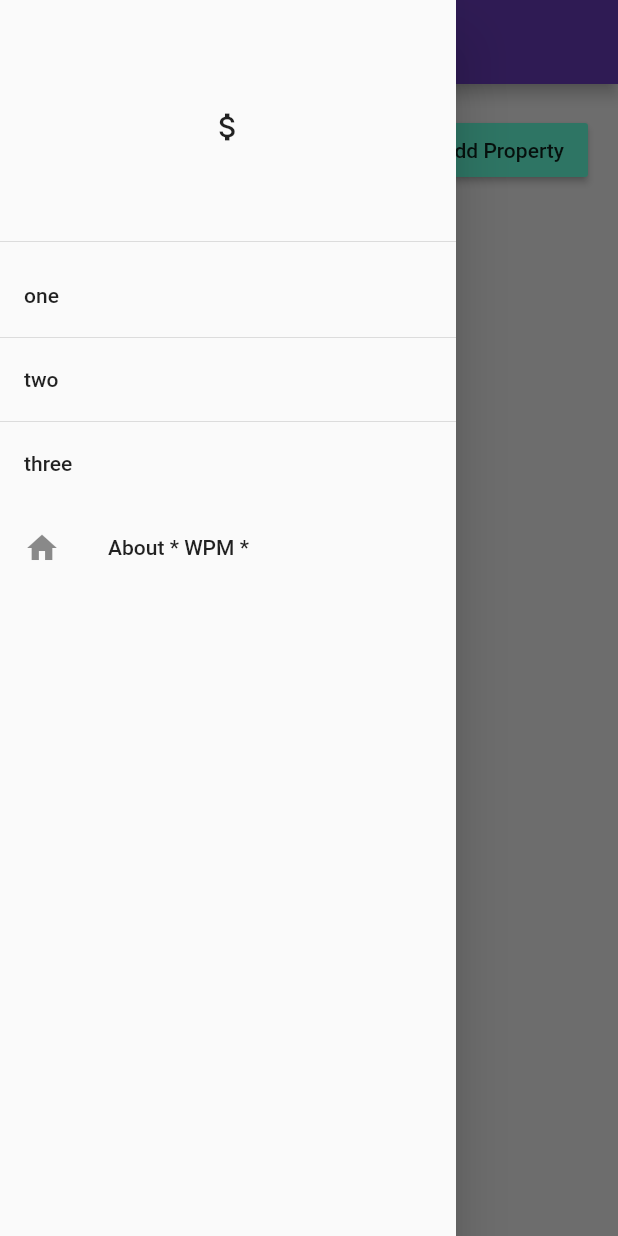
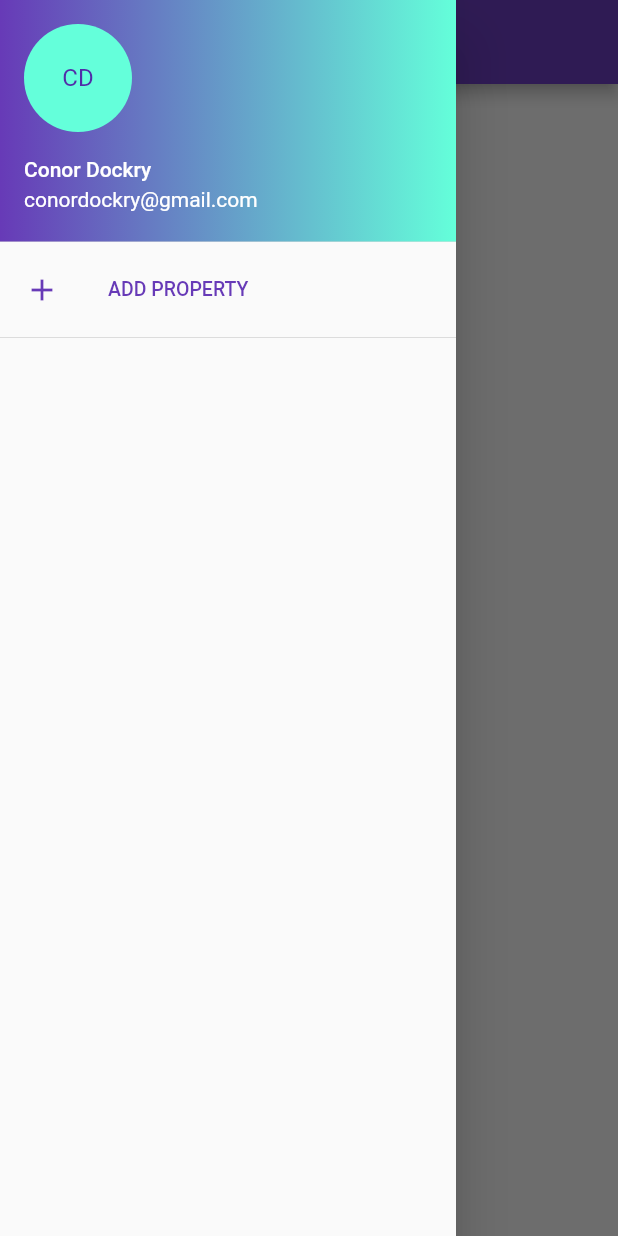
Before and after one commit to cdock1029/wpm-flutter, a Flutter app: the screen it shows after launch, with the side drawer open, on a phone screen of 412 x 824 dp. Run offline on Flutter 3.47's test engine with Material 2 defaults, Android fonts, the phone set to English and light mode, and no system bars; our stand-ins replace cloud_firestore, rxdart; missing offline and left inert: flutter_stream_friends; accounts and stored records are empty; statements that could not run were skipped.

Commit message:
show property list, 'add new' in drawer. navigate accordingly

```diff
--- a/lib/add_property.dart
+++ b/lib/add_property.dart
@@ -24,7 +24,11 @@ class _AddPropertyState extends State<AddProperty> {
   }
 
   @override
-  Widget build(BuildContext context) => new Padding(
+  Widget build(BuildContext context) => new Scaffold(
+        appBar: new AppBar(title: const Text('Add Property')),
+        body: new Column(
+          children: <Widget>[
+            new Padding(
               padding: const EdgeInsets.all(16.0),
               child: new Row(
                 mainAxisAlignment: MainAxisAlignment.spaceAround,
@@ -34,17 +38,20 @@ class _AddPropertyState extends State<AddProperty> {
                       keyboardType: TextInputType.text,
                       controller: _controller,
                       onSubmitted: (_) => _addPropertyAsync(),
-                decoration:
-                    const InputDecoration(hintText: 'Enter property name'),
+                      decoration: const InputDecoration(
+                          hintText: 'Enter property name'),
                     ),
                   ),
-            new Padding(
+                  /*new Padding(
                     padding: const EdgeInsets.fromLTRB(16.0, 4.0, 4.0, 4.0),
                     child: new RaisedButton(
                       color: Theme.of(context).accentColor,
                       onPressed: _addPropertyAsync,
                       child: const Text('Add Property'),
                     ),
+                  ),*/
+                ],
+              ),
             ),
           ],
         ),
--- a/lib/app_state.dart
+++ b/lib/app_state.dart
@@ -17,6 +17,7 @@ class ContextGetter {
 class AppState extends Stream<AppModel> {
   static final Stream<List<Property>> _propertiesStream = Firestore.instance
       .collection('properties')
+      .orderBy('name')
       .snapshots
       .map((QuerySnapshot querySnap) => querySnap.documents)
       .map((List<DocumentSnapshot> docList) => docList
@@ -110,9 +111,10 @@ class PropertyStreamCallback extends ValueStreamCallback<Property> {
   @override
   void call(Property p) {
     streamController.add(p);
-    Navigator.pushNamed(getContext(), propDetailRoute).then((_) {
+    // TODO get rid of navigating in here ?
+    /* Navigator.pushNamed(getContext(), propDetailRoute).then((_) {
       // streamController.add(p);
-    });
+    });*/
     // TODO when hitting back button.. "selected property" is still chosen..
   }
 }
--- a/lib/main.dart
+++ b/lib/main.dart
@@ -1,5 +1,6 @@
 
 import 'package:flutter/material.dart';
+import 'package:wpm/add_property.dart';
 import 'package:wpm/app_state.dart';
 import 'package:wpm/property_detail.dart';
 import 'package:wpm/property_list.dart';
@@ -53,17 +54,16 @@ class WPMAppState extends State<WPMApp> {
             appBar: new AppBar(
               title: const Text('WPM ??'),
             ),
-            drawer: const WPMDrawerView(),
+            drawer: new WPMDrawerView(appState),
             body: new Builder(
               builder: (BuildContext ctx) {
                 contextGetter.context = ctx;
-                return new PropertyListContainer(model: model);
+                return new PropertyDetail(appState: appState);
               },
             ),
           ),
           routes: <String, WidgetBuilder>{
-            '/property_detail': (BuildContext context) =>
-                new PropertyDetail(appState: appState),
+            '/add_property': (BuildContext context) => new AddProperty(),
           },
         );
       });
--- a/lib/models.dart
+++ b/lib/models.dart
@@ -25,6 +25,14 @@ abstract class Model {
                   docSnapList.map((DocumentSnapshot snap) => snap))
               .map((DocumentSnapshot snap) => instanceCall(snap))
               .toList();
+
+  // TODO good enough?
+  @override
+  bool operator ==(Object other) => identical(this, other) || other is Model && other.id == id;
+
+  @override
+  int get hashCode => id.hashCode;
+
 }
 
 class Property extends Model {
--- a/lib/property_detail.dart
+++ b/lib/property_detail.dart
@@ -4,8 +4,8 @@ import 'package:wpm/app_state.dart';
 import 'package:wpm/unit.dart';
 
 class PropertyDetail extends StatelessWidget {
+  final AppState appState;
 
-  final AppState appState;
   const PropertyDetail({this.appState, Key key}) : super(key: key);
 
   @override
@@ -17,36 +17,43 @@ class PropertyDetail extends StatelessWidget {
         BuildContext context,
         AsyncSnapshot<AppModel> appSnap,
       ) {
-        Widget content;
         final AppModel model = appSnap.data;
-        if (appSnap.data == null) {
-          content = new Container();
+
+        String _titleText, _subTitleText;
+        MainAxisAlignment _align;
+        if (model?.selectedProperty?.name != null) {
+          _titleText = model?.selectedProperty?.name;
+          _subTitleText = 'Unit count: ${model.selectedProperty.unitCount}';
+          _align = MainAxisAlignment.start;
         } else {
-          content = new UnitListView(property: model.selectedProperty, stream: model.selectedProperty.unitsRef?.snapshots);
+          _titleText = '↑ Select a Property what?';
+          _subTitleText = '';
+          _align = MainAxisAlignment.center;
         }
-        final Text headingText = new Text(
-          model?.selectedProperty?.name ?? 'Select a Property',
-          style: textTheme.headline,
-        );
+        final Text title = new Text(_titleText, style: textTheme.headline);
+        final Text subTitle = new Text(_subTitleText, style: textTheme.subhead);
+
+        final List<Widget> _children = <Widget>[
+          title,
+          subTitle,
+        ];
+
+        if (model != null) {
+          _children.add(
+            new Expanded(
+                child: new UnitListView(
+                    property: model.selectedProperty,
+                    stream: model.selectedProperty?.unitsRef?.snapshots)),
+          );
+        }
+
         return new Scaffold(
           key: const Key('property_detail'),
-          appBar: new AppBar(
+          /*appBar: new AppBar(
             key: const Key('property_detail_app_bar'),
-          ),
-          body: new Column(
-            mainAxisAlignment: MainAxisAlignment.start,
-            children: <Widget>[
-              headingText,
-              //new RaisedButton(onPressed: () => model.onSelectProperty())
-              new Text(
-                model?.selectedProperty?.name != null
-                    ? 'Unit count: ${model.selectedProperty.unitCount}'
-                    : '',
-                style: textTheme.subhead,
-              ),
-              new Expanded(child: content),
-            ],
-          ),
+          ),*/
+          // TODO fix alignment and such..
+          body: new Column(mainAxisAlignment: _align, children: _children),
         );
       },
     );
--- a/lib/wpm_drawer.dart
+++ b/lib/wpm_drawer.dart
@@ -1,4 +1,6 @@
 import 'package:flutter/material.dart';
+import 'package:wpm/app_state.dart';
+import 'package:wpm/models.dart';
 
 //class WPMDrawerContainer extends StatefulWidget {
 //  @override
@@ -10,42 +12,76 @@ import 'package:flutter/material.dart';
 //}
 
 class WPMDrawerView extends StatelessWidget {
-  static const List<String> _items = const <String>['one', 'two', 'three'];
+  final AppState appState;
 
-  const WPMDrawerView({
-    Key key,
+  // final Widget _header = const DrawerHeader(child: const Text('Drawer Header'));
 
-  }) : super(key: key);
-
-  List<Widget> _children(BuildContext context) => <List<Widget>>[
-    <Widget>[
-      const DrawerHeader(
-        child: const Center(
-          child: const Icon(Icons.attach_money),
-        ),
-      ),
-    ],
-    ListTile
-        .divideTiles(
-      context: context,
-      tiles: _items
-          .map<Widget>((String item) => new ListTile(
-        title: new Text(item),
-      ))
-          .toList(),
-    )
-        .toList(),
-    <Widget>[
-      const AboutListTile(
-        icon: const Icon(Icons.home),
-      ),
-    ],
-  ].expand((List<Widget> list) => list).toList();
+  const WPMDrawerView(this.appState);
 
   @override
-  Widget build(BuildContext context) => new Drawer(
-    child: new ListView(
-      children: _children(context),
-    ),
-  );
+  Widget build(BuildContext context) => new StreamBuilder<AppModel>(
+        stream: appState,
+        initialData: new AppModel.initial(),
+        builder: (
+          BuildContext context,
+          AsyncSnapshot<AppModel> snap,
+        ) =>
+            new Drawer(
+              child: new ListView.builder(
+                  itemCount: snap.data.properties.length + 3, // items + header + Add Property + Divider
+                  itemBuilder: (BuildContext ctx, int index) {
+                    /* DRAWER HEADER index: 0 */
+                    if (index == 0) {
+                      return new UserAccountsDrawerHeader(
+                        accountName: const Text('Conor Dockry'),
+                        accountEmail: const Text('conordockry@gmail.com'),
+                        currentAccountPicture: new CircleAvatar(
+                          backgroundColor: Theme.of(context).accentColor,
+                          child: new Text('cd'.toUpperCase()),
+                        ),
+                        decoration: new BoxDecoration(
+                          gradient: new LinearGradient(
+                            colors: <Color>[
+                              Theme.of(ctx).primaryColor,
+                              Theme.of(ctx).accentColor,
+                            ],
+                          ),
+                        ),
+                      );
+                    }
+                    /* ADD PROPERTY TILE */
+                    if (index == 1) {
+                      return new ListTile(
+                        key: const Key('add_new'),
+                        dense: true,
+                        leading: const Icon(Icons.add),
+                        selected: true,
+                        title: const Text('ADD PROPERTY'),
+                        onTap: () {
+                          Navigator.pushNamed(ctx, '/add_property');
+                        },
+                      );
+                    }
+                    /* DIVIDER */
+                    if (index == 2) {
+                      return const Divider();
+                    }
+                    final Property property = snap.data.properties[index - 3];
+                    return new ListTile(
+                      key: new Key(property.id),
+                      /*leading: new CircleAvatar(
+                        child: new Text(property.name.substring(0, 1)),
+                      ),*/
+                      selected: snap.data.selectedProperty == property,
+                      leading: new Icon(Icons.home),
+                      title: new Text(property.name),
+                      dense: true,
+                      onTap: () {
+                        appState.propertyStreamCallback(property);
+                        Navigator.pop(ctx);
+                      },
+                    );
+                  }),
+            ),
+      );
 }
```
Lines whose indentation alone changed are shown as unchanged.
